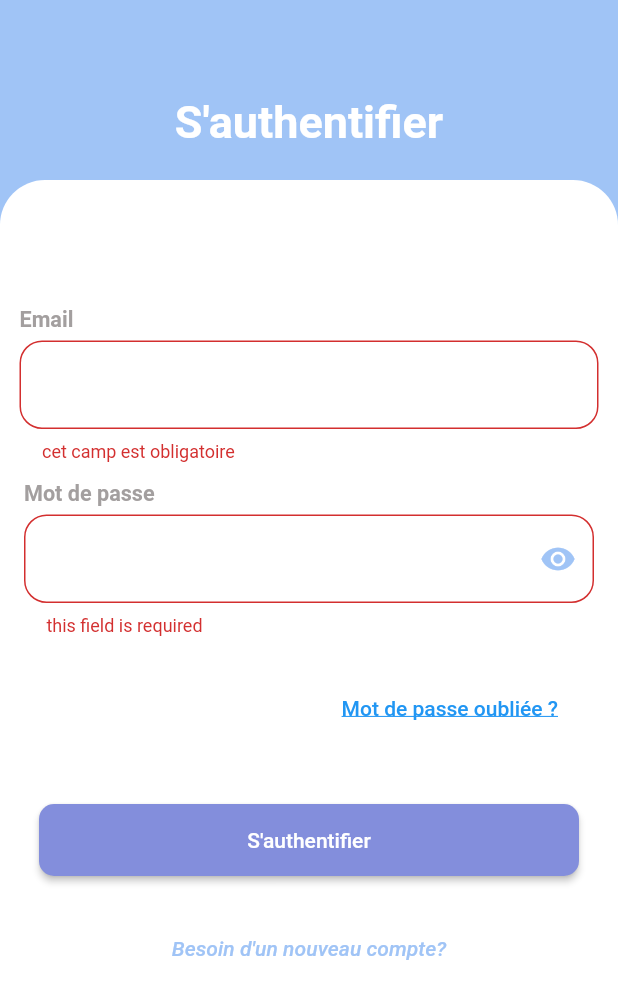
After one commit to FathiAyari/etnafes, a Flutter app: the Login screen opened directly, after a tap on "S'authentifier", on a phone screen of 412 x 824 dp. The commit adds this screen. Shown: the top 999 px of the screen. Run offline on Flutter 3.47's test engine with Material 2 defaults, Android fonts, the phone set to English and light mode, and no system bars; our stand-ins replace fluttertoast, get, get_storage, lottie; missing offline and left inert: ndialog; accounts and stored records are empty.

Commit message:
sign in screen

```diff
--- /dev/null
+++ b/lib/screens/authentication/sign_in/SignIn.dart
@@ -0,0 +1,182 @@
+import 'dart:io';
+
+
+
+import 'package:flutter/cupertino.dart';
+import 'package:flutter/material.dart';
+import 'package:fluttertoast/fluttertoast.dart';
+import 'package:get/get.dart';
+import 'package:get/get_core/src/get_main.dart';
+import 'package:ndialog/ndialog.dart';
+
+
+import '../../../util/constants/constraints.dart';
+
+
+import '../../onboarding/on_boarding_controller.dart';
+import '../../widgets/action_button.dart';
+import '../../widgets/alert_widgets.dart';
+import '../../widgets/input_field.dart';
+import '../../widgets/password_field.dart';
+
+class Login extends StatefulWidget {
+  const Login({Key? key}) : super(key: key);
+
+  @override
+  _LoginState createState() => _LoginState();
+}
+
+class _LoginState extends State<Login> {
+  TextEditingController emailController = TextEditingController();
+  TextEditingController passwordController = TextEditingController();
+  final _formKey = GlobalKey<FormState>();
+  bool loading = false;
+  OnBoardingController controller = OnBoardingController();
+  Future<bool> avoidReturnButton() async {
+    NAlertDialog(
+      title: Column(
+        children: [
+          Image.asset("assets/images/dexclamation.png", height: Constants.screenHeight * 0.06, color: Colors.red),
+          Text(
+            "Vous etes sur de quiter?",
+            style: TextStyle(
+              fontSize: 16,
+              fontFamily: "NunitoBold",
+            ),
+          ),
+        ],
+      ),
+      actions: [
+        Negative(),
+        Positive(() {
+          exit(0);
+        })
+      ],
+      blur: 2,
+    ).show(context, transitionType: DialogTransitionType.Bubble);
+    return true;
+  }
+
+  @override
+  Widget build(BuildContext context) {
+    return WillPopScope(
+      onWillPop: avoidReturnButton,
+      child: SafeArea(
+          child: Scaffold(
+        resizeToAvoidBottomInset: false,
+        body: Container(
+          width: double.infinity,
+          child: Stack(
+            fit: StackFit.expand,
+            children: [
+              Container(
+                alignment: Alignment.topCenter,
+                color: Color(0xffa0c4f6),
+                child: Padding(
+                  padding: EdgeInsets.only(top: Constants.screenHeight * 0.08),
+                  child: Text(
+                    "S'authentifier",
+                    style: TextStyle(fontSize: 30, color: Colors.white, fontWeight: FontWeight.bold),
+                  ),
+                ),
+              ),
+              Container(
+                decoration: BoxDecoration(
+                    color: Colors.white,
+                    borderRadius: BorderRadius.only(topRight: Radius.circular(30), topLeft: Radius.circular(30))),
+                margin: EdgeInsets.only(top: Constants.screenHeight * 0.15),
+                child: Form(
+                  key: _formKey,
+                  child: Padding(
+                    padding: const EdgeInsets.all(8.0),
+                    child: SingleChildScrollView(
+                      child: Column(
+                        children: [
+                          SizedBox(
+                            height: Constants.screenHeight * 0.09,
+                          ),
+                          inputField("Email", TextInputType.emailAddress, emailController),
+                          PasswordField(label: "Mot de passe", passwordController: passwordController),
+                          Container(
+                              alignment: Alignment.topRight,
+                              width: double.infinity,
+                              child: Padding(
+                                  padding: EdgeInsets.only(
+                                      bottom: Constants.screenHeight * 0.02,
+                                      top: Constants.screenHeight * 0.02,
+                                      right: Constants.screenWidth * 0.04),
+                                  child: TextButton(
+                                      onPressed: () {
+                                      //  Get.to(ForgotPassword());
+                                      },
+                                      child: Text(
+                                        "Mot de passe oubliée ?",
+                                        style: TextStyle(
+                                          decoration: TextDecoration.underline,
+                                        ),
+                                      )))),
+                          loading
+                              ? Padding(
+                                  padding: const EdgeInsets.all(8.0),
+                                  child: CircularProgressIndicator(),
+                                )
+                              : buildActionButton("S'authentifier", () {
+                                  if (_formKey.currentState!.validate()) {
+                                  /*  setState(() {
+                                      loading = true;
+                                    });
+                                    AuthServices().signIn(emailController.text, passwordController.text).then((value) async {
+                                      if (value) {
+                                        final FirebaseAuth auth = await FirebaseAuth.instance;
+                                        final User? user = await auth.currentUser;
+                                        final uid = user!.uid;
+                                        var UserData = await FirebaseFirestore.instance.collection('users').doc(uid).get();
+                                        Cusers currentUser = Cusers.fromJson(UserData.data() as Map<String, dynamic>);
+                                        controller.saveUser(currentUser);
+                                        Get.toNamed("/home");
+                                      } else {
+                                        setState(() {
+                                          loading = false;
+                                        });
+                                        Fluttertoast.showToast(
+                                            msg: "Les données ne sont pas correctes",
+                                            toastLength: Toast.LENGTH_SHORT,
+                                            gravity: ToastGravity.BOTTOM,
+                                            timeInSecForIosWeb: 1,
+                                            backgroundColor: Colors.grey,
+                                            textColor: Colors.white,
+                                            fontSize: 16.0);
+                                      }
+                                    });*/
+                                  }
+                                }),
+                          SizedBox(
+                            height: Constants.screenHeight * 0.03,
+                          ),
+                          Container(
+                              margin: EdgeInsets.symmetric(horizontal: 30),
+                              child: Row(
+                                children: [
+                                  Expanded(
+                                      child: TextButton(
+                                    child: Text("Besoin d'un nouveau compte?",
+                                        style: TextStyle(color: Color(0xffa0c4f6), fontSize: 14, fontStyle: FontStyle.italic)),
+                                    onPressed: () {
+                                      Get.toNamed("/register");
+                                    },
+                                  ))
+                                ],
+                              )),
+                        ],
+                      ),
+                    ),
+                  ),
+                ),
+              )
+            ],
+          ),
+        ),
+      )),
+    );
+  }
+}
--- a/lib/screens/onboarding/on_boarding_controller.dart
+++ b/lib/screens/onboarding/on_boarding_controller.dart
@@ -10,6 +10,6 @@ class OnBoardingController extends GetxController {
   logOut() {
     GetStorage().remove("user");
     GetStorage().remove("auth");
-    Get.toNamed("/login");
+    Get.toNamed("/sign_in");
   }
 }
--- a/lib/screens/splash_screen/splash_screen.dart
+++ b/lib/screens/splash_screen/splash_screen.dart
@@ -22,7 +22,7 @@ class _SplasScreenState extends State<SplashScreen> {
     // TODO: implement initState
     super.initState();
 
-    Timer(Duration(seconds: 1), () => Get.to( OnBoardingPage()));
+    Timer(Duration(seconds: 4), () => Get.to( OnBoardingPage()));
   }
 
   @override
--- /dev/null
+++ b/lib/screens/widgets/action_button.dart
@@ -0,0 +1,22 @@
+import 'package:etnafes/util/constants/colors.dart';
+import 'package:flutter/cupertino.dart';
+import 'package:flutter/material.dart';
+
+
+import '../../util/constants/constraints.dart';
+
+Padding buildActionButton(String label, VoidCallback press) {
+  return Padding(
+    padding: EdgeInsets.only(
+        top: Constants.screenHeight * 0.03, right: Constants.screenWidth * 0.03, left: Constants.screenWidth * 0.03),
+    child: Container(
+      width: double.infinity,
+      height: Constants.screenHeight * 0.06,
+      child: ElevatedButton(
+          style: ElevatedButton.styleFrom(
+              shape: RoundedRectangleBorder(borderRadius: BorderRadius.circular(10)), primary: ConstColors.blueCustomColor),
+          onPressed: press,
+          child: Text("$label")),
+    ),
+  );
+}
--- /dev/null
+++ b/lib/screens/widgets/input_field.dart
@@ -0,0 +1,39 @@
+import 'package:flutter/cupertino.dart';
+import 'package:flutter/material.dart';
+
+import '../../util/constants/constraints.dart';
+
+
+
+Widget inputField(String label, TextInputType textInputType, TextEditingController controller) {
+  return Padding(
+    padding: EdgeInsets.symmetric(horizontal: 5),
+    child: Column(
+      crossAxisAlignment: CrossAxisAlignment.start,
+      children: [
+        Padding(
+          padding: EdgeInsets.symmetric(vertical: 5),
+          child: Text(
+            "$label",
+            style: TextStyle(fontWeight: FontWeight.bold, color: Color(0xffa39f9f), fontSize: Constants.screenHeight * 0.018),
+          ),
+        ),
+        TextFormField(
+          controller: controller,
+          validator: (value) {
+            if (value!.isEmpty) {
+              return " cet camp est obligatoire";
+            } else if (label == "Email") {
+              bool emailValid = RegExp(r"^[a-zA-Z0-9.a-zA-Z0-9.!#$%&'*+-/=?^_`{|}~]+@[a-zA-Z0-9]+\.[a-zA-Z]+").hasMatch(value);
+              if (!emailValid) {
+                return " Format incorrecte d'email ";
+              }
+            }
+          },
+          keyboardType: textInputType,
+          decoration: InputDecoration(border: OutlineInputBorder(borderRadius: BorderRadius.circular(15))),
+        ),
+      ],
+    ),
+  );
+}
--- /dev/null
+++ b/lib/screens/widgets/password_field.dart
@@ -0,0 +1,63 @@
+import 'package:flutter/cupertino.dart';
+import 'package:flutter/material.dart';
+
+import '../../util/constants/constraints.dart';
+
+
+class PasswordField extends StatefulWidget {
+  final String label;
+  final TextEditingController passwordController;
+  const PasswordField({Key? key, required this.label, required this.passwordController}) : super(key: key);
+
+  @override
+  _PasswordFieldState createState() => _PasswordFieldState();
+}
+
+class _PasswordFieldState extends State<PasswordField> {
+  bool obscureText = true;
+  @override
+  Widget build(BuildContext context) {
+    return Padding(
+      padding: const EdgeInsets.all(8.0),
+      child: Column(
+        crossAxisAlignment: CrossAxisAlignment.start,
+        children: [
+          Padding(
+            padding: EdgeInsets.symmetric(vertical: 5),
+            child: Text(
+              "${widget.label}",
+              style: TextStyle(fontWeight: FontWeight.bold, color: Color(0xffa39f9f), fontSize: Constants.screenHeight * 0.018),
+            ),
+          ),
+          TextFormField(
+            validator: (value) {
+              if (value!.isEmpty) {
+                return " this field is required";
+              }
+            },
+            controller: widget.passwordController,
+            obscureText: obscureText,
+            decoration: InputDecoration(
+                suffixIcon: IconButton(
+                  icon: obscureText
+                      ? Icon(
+                          Icons.remove_red_eye,
+                          color: Color(0xffa0c4f6),
+                        )
+                      : Icon(
+                          Icons.visibility_off,
+                          color: Colors.black12,
+                        ),
+                  onPressed: () {
+                    setState(() {
+                      obscureText = !obscureText;
+                    });
+                  },
+                ),
+                border: OutlineInputBorder(borderRadius: BorderRadius.circular(15))),
+          ),
+        ],
+      ),
+    );
+  }
+}
--- a/pubspec.yaml
+++ b/pubspec.yaml
@@ -46,6 +46,8 @@ dev_dependencies:
   lottie: ^1.2.2
   get: ^4.6.1
   get_storage: ^2.0.3
+  ndialog: ^4.1.1
+  fluttertoast: ^8.0.9
 
   # The "flutter_lints" package below contains a set of recommended lints to
   # encourage good coding practices. The lint set provided by the package is
```
Also changed, not shown: lib/screens/onboarding/on_boarding_content.dart (+23 -13 lines), lib/screens/onboarding/on_boarding_page.dart (+4 -4 lines), lib/screens/widgets/alert_widgets.dart (added, +51 -0 lines), assets/images/bg1.jpg, assets/images/bg2.jpg, assets/images/dexclamation.png (added), pubspec.lock.
